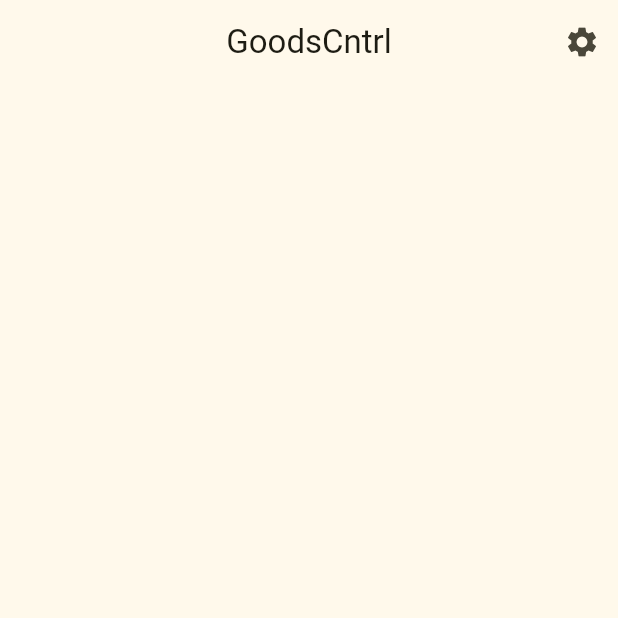
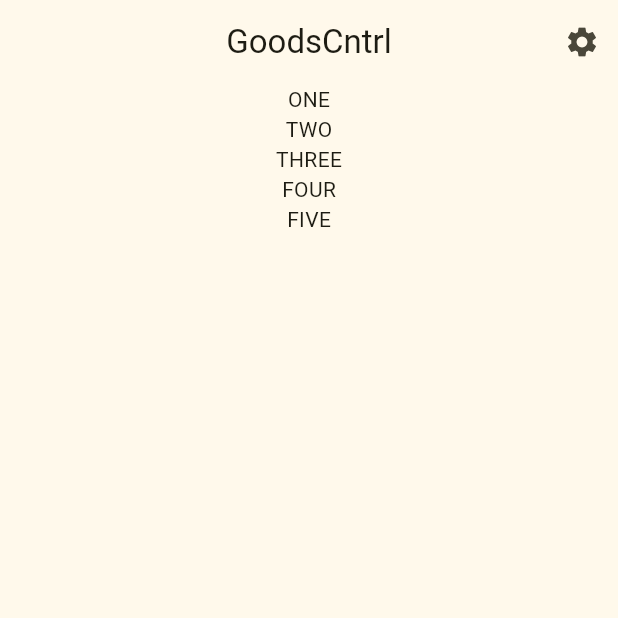
Before and after one commit to imkishansinh/goods_cntrl, a Flutter app: the screen it shows once a user with an empty profile is signed in, on a phone screen of 412 x 824 dp, the top half of it. Run offline on Flutter 3.47's test engine with Material 3 defaults, Android fonts, the phone set to English and light mode, and no system bars; our stand-ins replace flutter_dotenv, flutter_secure_storage, freezed_annotation, get_it, go_router, injectable and 1 more; missing offline and left inert: account_picker; accounts and stored records are empty; generated files the repository leaves out were written again.

```diff
--- a/goods_cntrl/app/goods_cntrl/lib/features/home/widgets/home_body.dart
+++ b/goods_cntrl/app/goods_cntrl/lib/features/home/widgets/home_body.dart
@@ -7,7 +7,13 @@ class HomeBody extends StatelessWidget {
   Widget build(BuildContext context) {
     return const Center(
       child: Column(
-        children: [],
+        children: [
+          Text('ONE'),
+          Text('TWO'),
+          Text('THREE'),
+          Text('FOUR'),
+          Text('FIVE'),
+        ],
       ),
     );
   }
--- a/goods_cntrl/app/goods_cntrl/lib/features/profile/widgets/profile_body.dart
+++ b/goods_cntrl/app/goods_cntrl/lib/features/profile/widgets/profile_body.dart
@@ -3,7 +3,7 @@ import 'package:flutter_gen/gen_l10n/app_localizations.dart';
 import 'package:go_router/go_router.dart';
 import 'package:goods_cntrl/core/dimens.dart';
 import 'package:goods_cntrl/utilities/global_var.dart';
-import 'package:goods_cntrl/domain/profile/model/profile_model.dart';
+import 'package:goods_cntrl/domain/model/profile_model.dart';
 import 'package:goods_cntrl/features/profile/view_model/profile_viewmodel.dart';
 import 'package:goods_cntrl/utilities/result.dart';
 
```
Also changed, not shown: goods_cntrl/app/goods_cntrl/lib/domain/enums/enums.dart (added, +35 -0 lines), goods_cntrl/app/goods_cntrl/lib/domain/model/business_model.dart (added, +19 -0 lines), goods_cntrl/app/goods_cntrl/lib/domain/model/profile_model.dart (renamed from goods_cntrl/app/goods_cntrl/lib/domain/profile/model/profile_model.dart, +2 -22 lines), goods_cntrl/app/goods_cntrl/lib/features/profile/view_model/profile_viewmodel.dart (+4 -10 lines), goods_cntrl/app/goods_cntrl/lib/domain/model/business_model.freezed.dart (added), goods_cntrl/app/goods_cntrl/lib/domain/model/business_model.g.dart (added), goods_cntrl/app/goods_cntrl/lib/domain/model/profile_model.freezed.dart, goods_cntrl/app/goods_cntrl/lib/domain/model/profile_model.g.dart.
